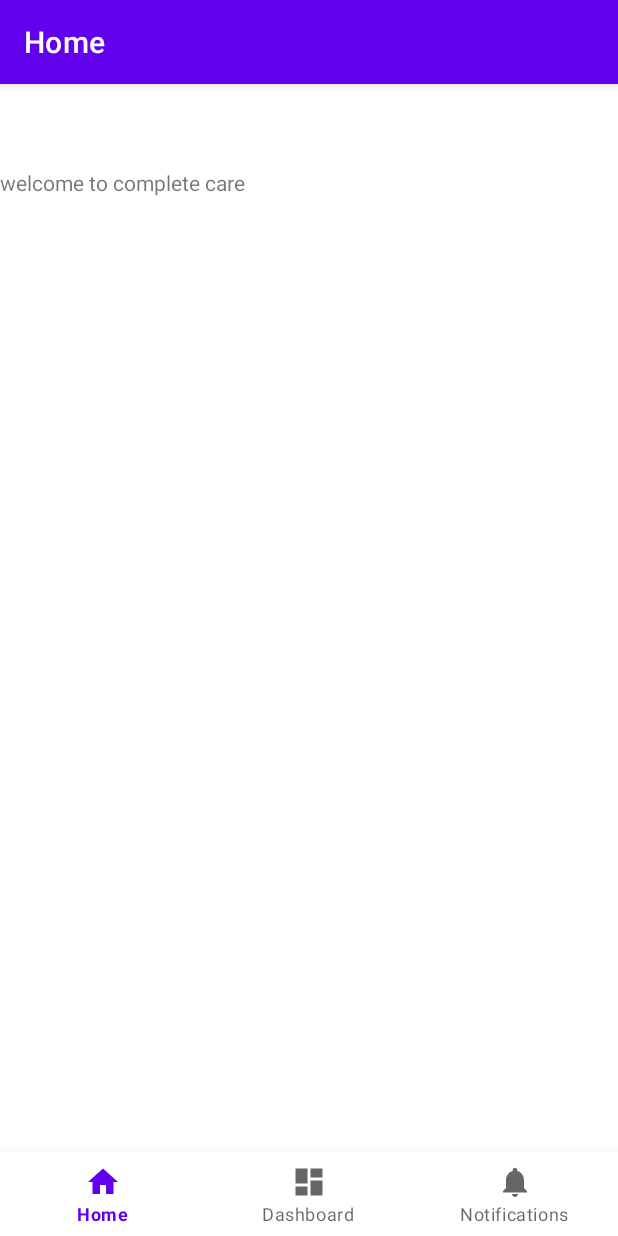
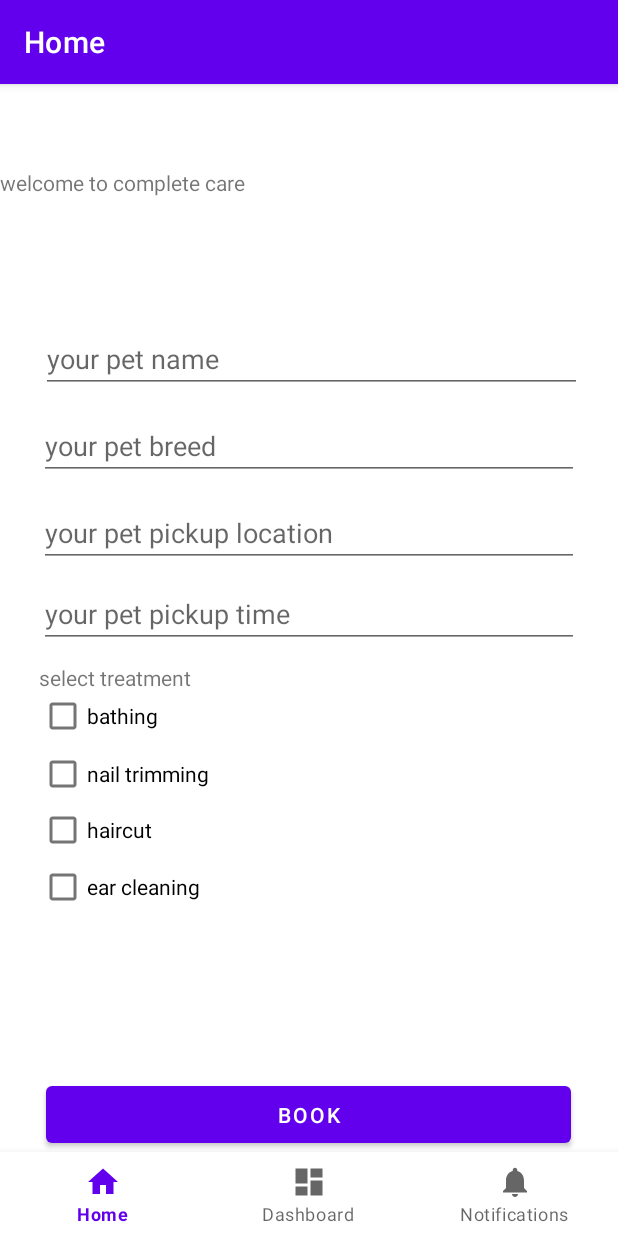
Before and after one commit to hansen9/Groomer, an Android app: the screen it shows after launch (MainActivity), after a tap on "COMPLETE CARE", on a phone screen of 412 x 824 dp. Run offline under Robolectric (Android 15) with nearby library versions, the phone set to English and light mode, and no system bars; our stand-ins replace navigation-ui.

Commit message:
view complete care

```diff
--- a/app/src/main/res/layout/fragment_complete_care.xml
+++ b/app/src/main/res/layout/fragment_complete_care.xml
@@ -1,5 +1,5 @@
 <?xml version="1.0" encoding="utf-8"?>
-<FrameLayout xmlns:android="http://schemas.android.com/apk/res/android"
+<RelativeLayout xmlns:android="http://schemas.android.com/apk/res/android"
     xmlns:tools="http://schemas.android.com/tools"
     android:layout_width="match_parent"
     android:layout_height="match_parent"
@@ -9,7 +9,100 @@
     <!-- TODO: Update blank fragment layout -->
     <TextView
         android:layout_width="match_parent"
-        android:layout_height="match_parent"
+        android:layout_height="25dp"
         android:text="@string/complete_care_fragment" />
 
-</FrameLayout>
+    <EditText
+        android:id="@+id/pet_name"
+        android:layout_width="375dp"
+        android:layout_height="40dp"
+        android:layout_alignParentStart="true"
+        android:layout_alignParentTop="true"
+        android:layout_alignParentEnd="true"
+        android:layout_centerHorizontal="true"
+        android:layout_marginStart="27dp"
+        android:layout_marginTop="110dp"
+        android:layout_marginEnd="24dp"
+        android:hint="your pet name" />
+
+    <EditText
+        android:id="@+id/pet_type"
+        android:layout_width="360dp"
+        android:layout_height="40dp"
+        android:layout_alignParentTop="true"
+        android:layout_centerHorizontal="true"
+        android:layout_marginTop="168dp"
+        android:hint="your pet breed" />
+
+    <EditText
+        android:id="@+id/pickup_loc"
+        android:layout_width="360dp"
+        android:layout_height="40dp"
+        android:layout_alignParentTop="true"
+        android:layout_centerHorizontal="true"
+        android:layout_marginTop="226dp"
+        android:hint="your pet pickup location" />
+
+    <EditText
+        android:id="@+id/pickup_time"
+        android:layout_width="360dp"
+        android:layout_height="40dp"
+        android:layout_alignParentTop="true"
+        android:layout_centerHorizontal="true"
+        android:layout_marginTop="280dp"
+        android:hint="your pet pickup time" />
+
+    <TextView
+        android:id="@+id/title_select_treatment"
+        android:layout_width="360dp"
+        android:layout_height="25dp"
+        android:layout_alignParentTop="true"
+        android:layout_centerHorizontal="true"
+        android:layout_marginTop="330dp"
+        android:text="select treatment" />
+
+    <CheckBox
+        android:id="@+id/bath_opt"
+        android:layout_width="360dp"
+        android:layout_height="25dp"
+        android:layout_alignParentBottom="true"
+        android:layout_centerHorizontal="true"
+        android:layout_marginBottom="334dp"
+        android:text="bathing" />
+
+    <CheckBox
+        android:id="@+id/nail_trim_opt"
+        android:layout_width="360dp"
+        android:layout_height="25dp"
+        android:layout_alignParentBottom="true"
+        android:layout_centerHorizontal="true"
+        android:layout_marginBottom="295dp"
+        android:text="nail trimming" />
+
+    <CheckBox
+        android:id="@+id/haircut_opt"
+        android:layout_width="360dp"
+        android:layout_height="25dp"
+        android:layout_alignParentBottom="true"
+        android:layout_centerHorizontal="true"
+        android:layout_marginBottom="258dp"
+        android:text="haircut" />
+
+    <CheckBox
+        android:id="@+id/ear_clean_opt"
+        android:layout_width="360dp"
+        android:layout_height="25dp"
+        android:layout_alignParentBottom="true"
+        android:layout_centerHorizontal="true"
+        android:layout_marginBottom="220dp"
+        android:text="ear cleaning" />
+
+    <Button
+        android:id="@+id/btn_book"
+        android:layout_width="350dp"
+        android:layout_height="50dp"
+        android:layout_alignParentBottom="true"
+        android:layout_centerHorizontal="true"
+        android:layout_marginBottom="56dp"
+        android:text="book" />
+</RelativeLayout>
```
